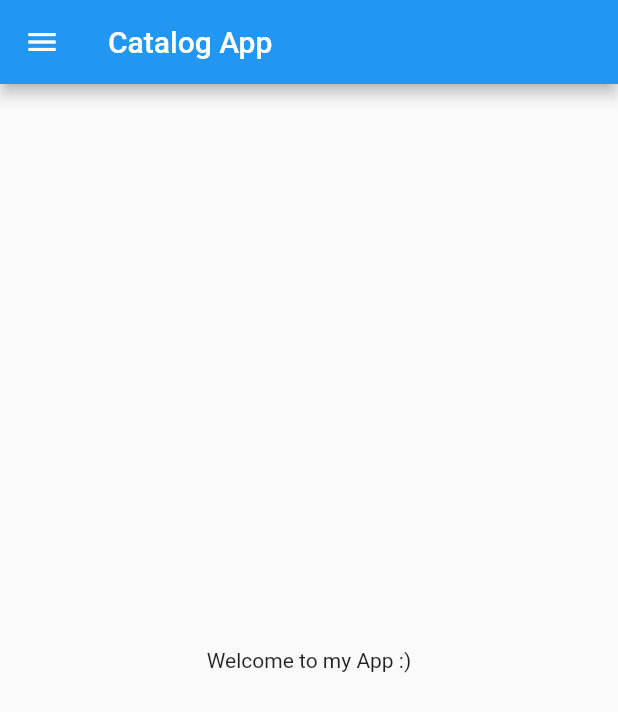
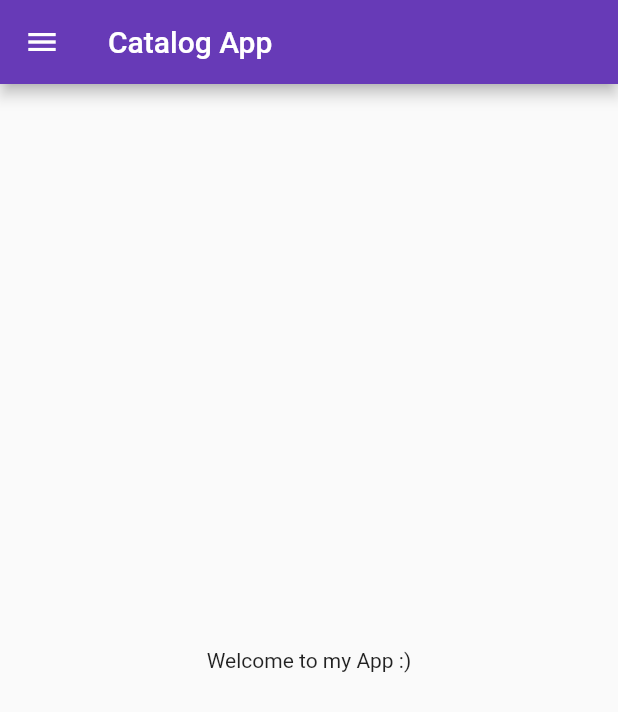
Before and after one commit to Adittya420/Project_Catalog_flutter, a Flutter app: the HomePage screen opened directly, on a phone screen of 412 x 824 dp. Shown: the top 712 px of the screen. Run offline on Flutter 3.47's test engine with Material 2 defaults, Android fonts, the phone set to English and light mode, and no system bars; statements that could not run were skipped.

Commit message:
Day 3 Completed

```diff
--- a/lib/main.dart
+++ b/lib/main.dart
@@ -1,18 +1,21 @@
 import 'package:flutter/material.dart';
+import 'package:flutter_catalog/pages/login_page.dart';
 
-import 'home_page.dart';
+import 'pages/home_page.dart';
 
 void main() {
-  runApp(myApp());
+  runApp(MyApp());
 }
 
-class myApp extends StatelessWidget {
-  const myApp({super.key});
+class MyApp extends StatelessWidget {
+  const MyApp({super.key});
 
   @override
   Widget build(BuildContext context) {
     return MaterialApp(
-      home: HomePage(),
+      // home: HomePage(),
+      theme: ThemeData(primarySwatch: Colors.deepPurple),
+      routes: {"/": (context) => loginPage(), "/home": (context) => HomePage()},
     );
   }
 }
```
